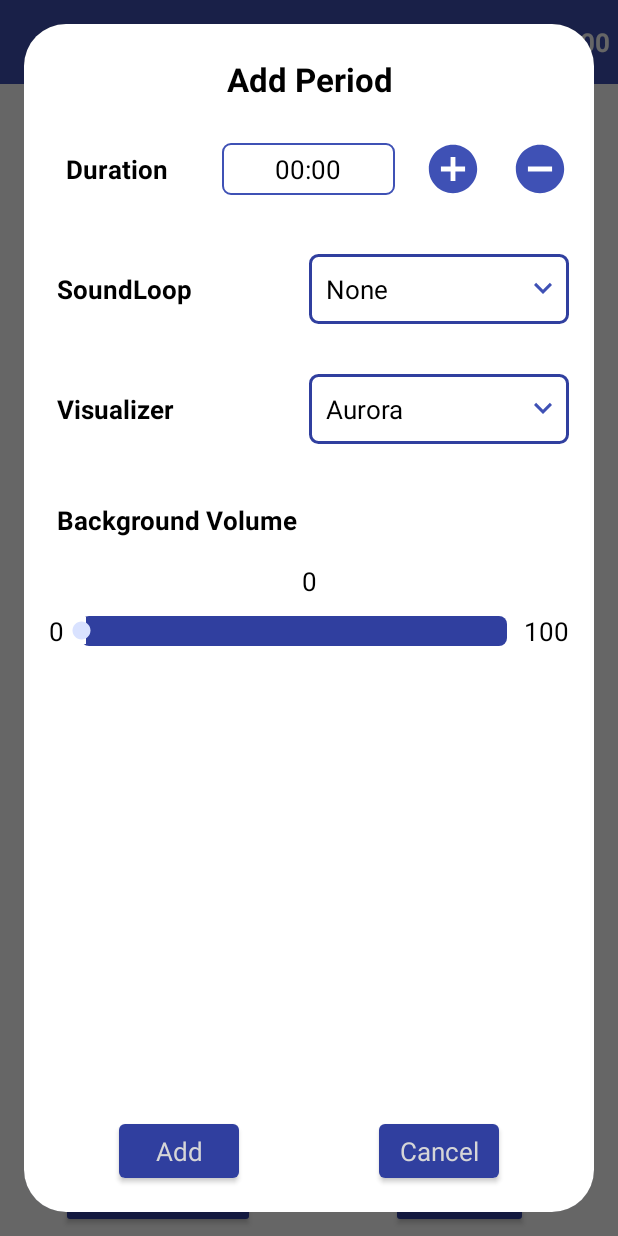
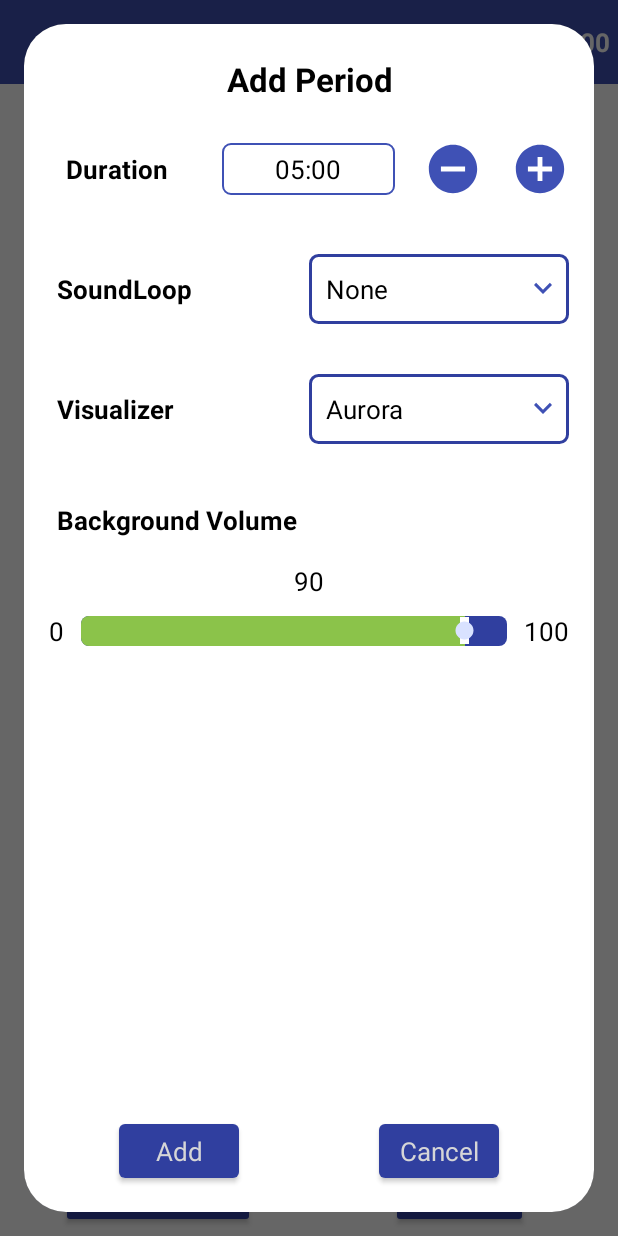
Before and after one commit to GiorgioRegni/Binaural-Beats, an Android app: the AddPresetActivity screen opened directly, with no data from a screen before it, after a tap on "Add Period", on a phone screen of 412 x 824 dp. Run offline under Robolectric (Android 15) with nearby library versions, the phone set to English and light mode, and no system bars; libraries missing offline, so code that uses them is left out: com.multilevelview, com.multilevelview.models; plain views replace MultiLevelRecyclerView; 6 statements that could not run were skipped.

Commit message:
Put functional default values in Periods

```diff
--- a/app/src/main/java/com/ihunda/android/binauralbeat/AddPresetActivity.java
+++ b/app/src/main/java/com/ihunda/android/binauralbeat/AddPresetActivity.java
@@ -42,6 +42,9 @@ public class AddPresetActivity extends AppCompatActivity implements View.OnClick
     private int level = 1;
     private MultiLevelRecyclerView multiLevelRecyclerView;
     private PresetModel presetModel;
+
+    private final int DEFAULT_PRESET_BUILDER_PERIOD_DURATION = 300;
+    private final int DEFAULT_PRESET_BUILDER_PERIOD_VOLUME = 90;
 
     @Override
     protected void onCreate(Bundle savedInstanceState) {
@@ -223,7 +226,7 @@ public class AddPresetActivity extends AppCompatActivity implements View.OnClick
 
 
     public void showAddEditPeriodDialog(final int position) {
-        durationSeconds = 0;
+        durationSeconds = DEFAULT_PRESET_BUILDER_PERIOD_DURATION;
         final Dialog dialog = new Dialog(AddPresetActivity.this, android.R.style.Theme_DeviceDefault_Dialog_MinWidth);
         dialog.requestWindowFeature(Window.FEATURE_NO_TITLE);
         dialog.setCancelable(false);
@@ -277,6 +280,10 @@ public class AddPresetActivity extends AppCompatActivity implements View.OnClick
         final TextView tvVolume = dialog.findViewById(R.id.tvVolume);
         final SeekBar seekBar = dialog.findViewById(R.id.seekbar);
         final EditText etDuration = (EditText) dialog.findViewById(R.id.etDuration);
+        etDuration.setText(formatTime(durationSeconds));
+
+        seekBar.setProgress(DEFAULT_PRESET_BUILDER_PERIOD_VOLUME);
+
         tvVolume.setText("" + seekBar.getProgress());
         seekBar.setOnSeekBarChangeListener(new SeekBar.OnSeekBarChangeListener() {
             @Override
--- a/app/src/main/res/layout/dialog_add_period.xml
+++ b/app/src/main/res/layout/dialog_add_period.xml
@@ -79,6 +79,20 @@
                         android:layout_weight="0.5" />
 
                     <ImageView
+                        android:id="@+id/ivMinus"
+                        android:layout_width="0dp"
+                        android:layout_height="match_parent"
+                        android:layout_weight="1"
+                        android:clickable="true"
+                        android:scaleType="fitCenter"
+                        android:src="@drawable/ic_remove_circle" />
+
+                    <View
+                        android:layout_width="0dp"
+                        android:layout_height="match_parent"
+                        android:layout_weight="0.5" />
+
+                    <ImageView
                         android:id="@+id/ivPlus"
                         android:layout_width="0dp"
                         android:layout_height="match_parent"
@@ -86,21 +100,6 @@
                         android:clickable="true"
                         android:scaleType="fitCenter"
                         android:src="@drawable/ic_add_circle" />
-
-
-                    <View
-                        android:layout_width="0dp"
-                        android:layout_height="match_parent"
-                        android:layout_weight="0.5" />
-
-                    <ImageView
-                        android:id="@+id/ivMinus"
-                        android:layout_width="0dp"
-                        android:layout_height="match_parent"
-                        android:layout_weight="1"
-                        android:clickable="true"
-                        android:scaleType="fitCenter"
-                        android:src="@drawable/ic_remove_circle" />
                 </LinearLayout>
             </LinearLayout>
 
```
